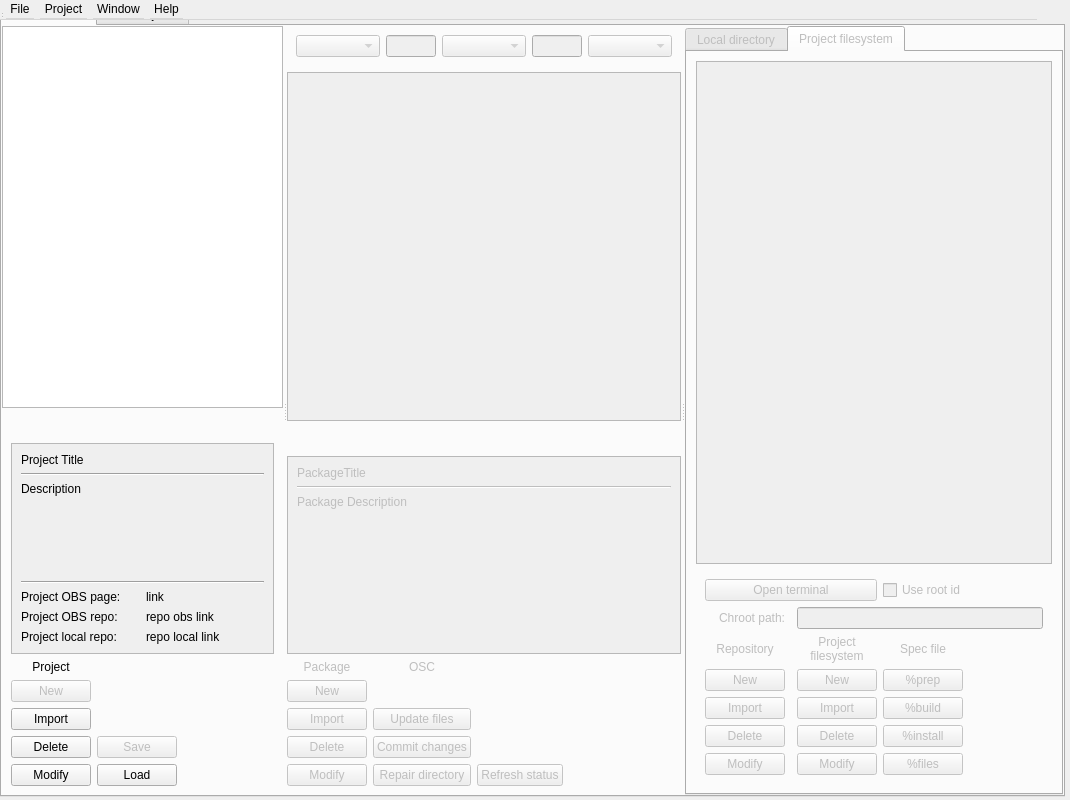
This is obslight/ObsLightGui/ui/obsLightMain.ui in ronan22/obs-light as Qt 5 draws it before an edit. The edited form follows.
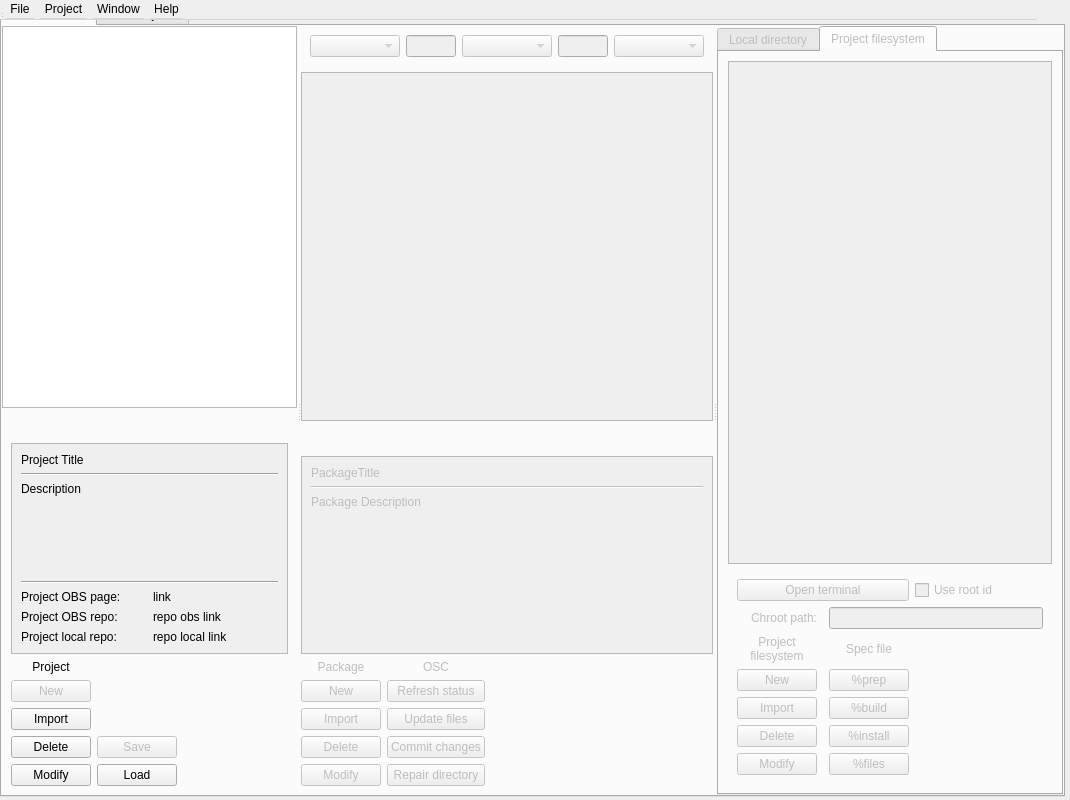
This is the edited form. The open tabs and pages were chosen to show the change. Icons and pictures are not drawn. Custom widgets are drawn as their Qt base class.

Commit message: - Remove add/remove/modify repositories into chroot jail.

What changed in the file:
```diff
--- a/obslight/ObsLightGui/ui/obsLightMain.ui
+++ b/obslight/ObsLightGui/ui/obsLightMain.ui
@@ -646,17 +646,6 @@
                  </property>
                 </widget>
                </item>
-               <item row="10" column="2">
-                <widget class="QPushButton" name="refreshOscStatusButton">
-                 <property name="toolTip">
-                  <string>Refresh OSC status column.
- If no package selected, refresh all (may be long).</string>
-                 </property>
-                 <property name="text">
-                  <string>Refresh status</string>
-                 </property>
-                </widget>
-               </item>
                <item row="9" column="1">
                 <widget class="QPushButton" name="addAndCommitButton">
                  <property name="toolTip">
@@ -704,6 +693,17 @@
                  </property>
                 </widget>
                </item>
+               <item row="5" column="1">
+                <widget class="QPushButton" name="refreshOscStatusButton">
+                 <property name="toolTip">
+                  <string>Refresh OSC status column.
+ If no package selected, refresh all (may be long).</string>
+                 </property>
+                 <property name="text">
+                  <string>Refresh status</string>
+                 </property>
+                </widget>
+               </item>
               </layout>
              </widget>
             </item>
@@ -953,37 +953,6 @@
                 </sizepolicy>
                </property>
                <layout class="QGridLayout" name="gridLayout_14">
-                <item row="3" column="0">
-                 <widget class="QPushButton" name="addRepoInChrootButton">
-                  <property name="toolTip">
-                   <string>Make a package repository accessible from the project filesystem (using zypper).
- Import repository from URL.</string>
-                  </property>
-                  <property name="text">
-                   <string>New</string>
-                  </property>
-                 </widget>
-                </item>
-                <item row="5" column="0">
-                 <widget class="QPushButton" name="removeRepoFromChrootButton">
-                  <property name="toolTip">
-                   <string>Delete a repository from the project filesystem.</string>
-                  </property>
-                  <property name="text">
-                   <string>Delete</string>
-                  </property>
-                 </widget>
-                </item>
-                <item row="7" column="0">
-                 <widget class="QPushButton" name="modifyRepoInChrootButton">
-                  <property name="toolTip">
-                   <string>Modify the URL or alias of a repository.</string>
-                  </property>
-                  <property name="text">
-                   <string>Modify</string>
-                  </property>
-                 </widget>
-                </item>
                 <item row="1" column="2" colspan="3">
                  <widget class="QLineEdit" name="chrootPathLineEdit">
                   <property name="toolTip">
@@ -1004,48 +973,37 @@
                   </property>
                  </widget>
                 </item>
-                <item row="3" column="2">
-                 <widget class="QPushButton" name="newChrootButton">
+                <item row="5" column="4">
+                 <spacer name="horizontalSpacer_4">
+                  <property name="orientation">
+                   <enum>Qt::Horizontal</enum>
+                  </property>
+                  <property name="sizeHint" stdset="0">
+                   <size>
+                    <width>40</width>
+                    <height>20</height>
+                   </size>
+                  </property>
+                 </spacer>
+                </item>
+                <item row="0" column="0" colspan="3">
+                 <widget class="QPushButton" name="openChrootButton">
                   <property name="toolTip">
                    <string>Create the filesystem of the project.</string>
                   </property>
                   <property name="text">
-                   <string>New</string>
+                   <string>Open terminal</string>
+                  </property>
+                 </widget>
+                </item>
+                <item row="0" column="3" colspan="2">
+                 <widget class="QCheckBox" name="checkUserRootForChroot">
+                  <property name="text">
+                   <string>Use root id</string>
                   </property>
                  </widget>
                 </item>
                 <item row="2" column="0">
-                 <widget class="QLabel" name="repositoryLabel">
-                  <property name="text">
-                   <string>Repository</string>
-                  </property>
-                  <property name="alignment">
-                   <set>Qt::AlignCenter</set>
-                  </property>
-                 </widget>
-                </item>
-                <item row="4" column="0">
-                 <widget class="QPushButton" name="importRepoInChrootButton">
-                  <property name="toolTip">
-                   <string>Make a package repository accessible from the project filesystem (using zypper).
- Import repository from another project.</string>
-                  </property>
-                  <property name="text">
-                   <string>Import</string>
-                  </property>
-                 </widget>
-                </item>
-                <item row="5" column="2">
-                 <widget class="QPushButton" name="deleteChrootButton">
-                  <property name="toolTip">
-                   <string>Delete the project filesystem.</string>
-                  </property>
-                  <property name="text">
-                   <string>Delete</string>
-                  </property>
-                 </widget>
-                </item>
-                <item row="2" column="2">
                  <widget class="QLabel" name="ChrootLabel">
                   <property name="text">
                    <string>Project
@@ -1056,7 +1014,17 @@
                   </property>
                  </widget>
                 </item>
-                <item row="4" column="2">
+                <item row="3" column="0">
+                 <widget class="QPushButton" name="newChrootButton">
+                  <property name="toolTip">
+                   <string>Create the filesystem of the project.</string>
+                  </property>
+                  <property name="text">
+                   <string>New</string>
+                  </property>
+                 </widget>
+                </item>
+                <item row="4" column="0">
                  <widget class="QPushButton" name="pushButton">
                   <property name="enabled">
                    <bool>false</bool>
@@ -1069,7 +1037,17 @@
                   </property>
                  </widget>
                 </item>
-                <item row="7" column="2">
+                <item row="5" column="0">
+                 <widget class="QPushButton" name="deleteChrootButton">
+                  <property name="toolTip">
+                   <string>Delete the project filesystem.</string>
+                  </property>
+                  <property name="text">
+                   <string>Delete</string>
+                  </property>
+                 </widget>
+                </item>
+                <item row="7" column="0">
                  <widget class="QPushButton" name="pushButton_2">
                   <property name="enabled">
                    <bool>false</bool>
@@ -1082,31 +1060,7 @@
                   </property>
                  </widget>
                 </item>
-                <item row="5" column="4">
-                 <spacer name="horizontalSpacer_4">
-                  <property name="orientation">
-                   <enum>Qt::Horizontal</enum>
-                  </property>
-                  <property name="sizeHint" stdset="0">
-                   <size>
-                    <width>40</width>
-                    <height>20</height>
-                   </size>
-                  </property>
-                 </spacer>
-                </item>
-                <item row="5" column="3">
-                 <widget class="QPushButton" name="rpmInstallButton">
-                  <property name="toolTip">
-                   <string>Execute to the %install section of selected package(s)
- in an alternative rpmbuild directory.</string>
-                  </property>
-                  <property name="text">
-                   <string>%install</string>
-                  </property>
-                 </widget>
-                </item>
-                <item row="3" column="3">
+                <item row="3" column="2">
                  <widget class="QPushButton" name="rpmPrepButton">
                   <property name="enabled">
                    <bool>false</bool>
@@ -1127,7 +1081,17 @@
                   </property>
                  </widget>
                 </item>
-                <item row="4" column="3">
+                <item row="2" column="2">
+                 <widget class="QLabel" name="label_2">
+                  <property name="text">
+                   <string>Spec file</string>
+                  </property>
+                  <property name="alignment">
+                   <set>Qt::AlignCenter</set>
+                  </property>
+                 </widget>
+                </item>
+                <item row="4" column="2">
                  <widget class="QPushButton" name="rpmBuildButton">
                   <property name="toolTip">
                    <string>Execute to the %build section of selected package(s)
@@ -1138,7 +1102,18 @@
                   </property>
                  </widget>
                 </item>
-                <item row="7" column="3">
+                <item row="5" column="2">
+                 <widget class="QPushButton" name="rpmInstallButton">
+                  <property name="toolTip">
+                   <string>Execute to the %install section of selected package(s)
+ in an alternative rpmbuild directory.</string>
+                  </property>
+                  <property name="text">
+                   <string>%install</string>
+                  </property>
+                 </widget>
+                </item>
+                <item row="7" column="2">
                  <widget class="QPushButton" name="rpmBuildRpmButton">
                   <property name="toolTip">
                    <string>Build the source and binary RPMs of selected package(s)
@@ -1149,35 +1124,6 @@
                   </property>
                  </widget>
                 </item>
-                <item row="2" column="3">
-                 <widget class="QLabel" name="label_2">
-                  <property name="text">
-                   <string>Spec file</string>
-                  </property>
-                  <property name="alignment">
-                   <set>Qt::AlignCenter</set>
-                  </property>
-                 </widget>
-                </item>
-                <item row="0" column="0" colspan="3">
-                 <widget class="QPushButton" name="openChrootButton">
-                  <property name="toolTip">
-                   <string>Open a terminal in the project filesystem (using chroot),
-in the source directory of the current package if it is installed.
-It may open in background on some desktop environments.</string>
-                  </property>
-                  <property name="text">
-                   <string>Open terminal</string>
-                  </property>
-                 </widget>
-                </item>
-                <item row="0" column="3" colspan="2">
-                 <widget class="QCheckBox" name="checkUserRootForChroot">
-                  <property name="text">
-                   <string>Use root id</string>
-                  </property>
-                 </widget>
-                </item>
                </layout>
               </widget>
              </item>
```
Left out of the diff: 4 changed lines with no effect on the pictures. The commit also changes 1 other file.
